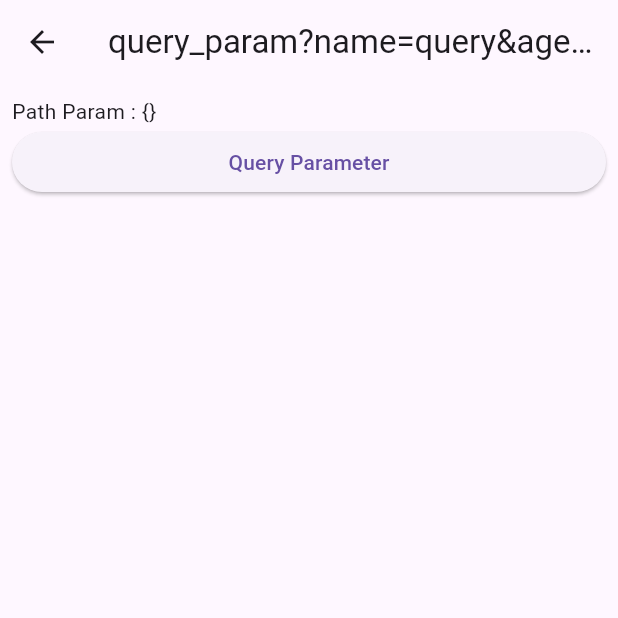
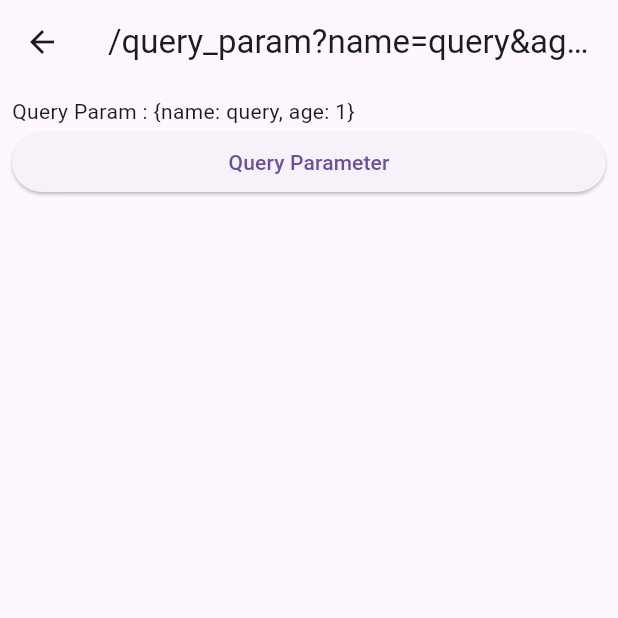
Before and after one commit to KRFLUTTERUG/go-router-example, a Flutter app: the QueryParamScreen screen opened by its route, after a tap on "Query Parameter", on a phone screen of 412 x 824 dp, the top half of it. Run offline on Flutter 3.47's test engine with Material 3 defaults, Android fonts, the phone set to English and light mode, and no system bars; our stand-ins replace go_router.

Commit message:
update : query param

```diff
--- a/lib/screen/7_query_param_screen.dart
+++ b/lib/screen/7_query_param_screen.dart
@@ -10,10 +10,10 @@ class QueryParamScreen extends StatelessWidget {
   Widget build(BuildContext context) {
     return DefaultLayout(
         body: ListView(children: [
-      Text('Path Param : ${GoRouterState.of(context).pathParameters}'),
+      Text('Query Param : ${GoRouterState.of(context).queryParameters}'),
       ElevatedButton(
           onPressed: () {
-            context.push(Uri(path: 'query_param', queryParameters: {
+            context.push(Uri(path: '/query_param', queryParameters: {
               'name': 'query',
               'age': '1',
             }).toString());
--- a/pubspec.yaml
+++ b/pubspec.yaml
@@ -19,7 +19,7 @@ publish_to: 'none' # Remove this line if you wish to publish to pub.dev
 version: 1.0.0+1
 
 environment:
-  sdk: '>=3.3.0-242.0.dev <4.0.0'
+  sdk: '>=3.2.4 <4.0.0'
 
 # Dependencies specify other packages that your package needs in order to work.
 # To automatically upgrade your package dependencies to the latest versions
```
Also changed, not shown: pubspec.lock.
